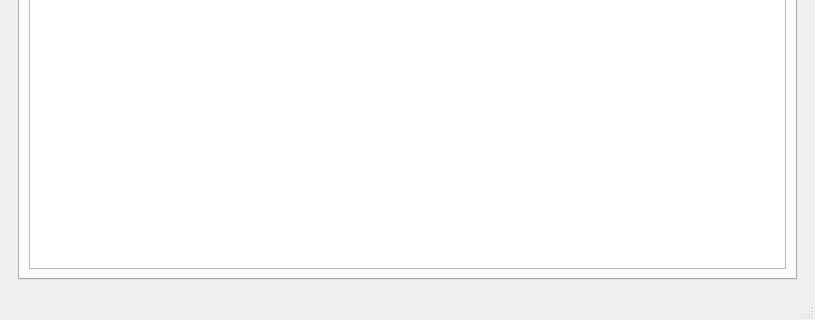
This is ui/interface.ui in diegotxegp/hamelin as Qt 5 draws it before an edit; both pictures show x 0 to 815 and y 310 to 630 of the 815 by 630 pixel window. The edited form follows.
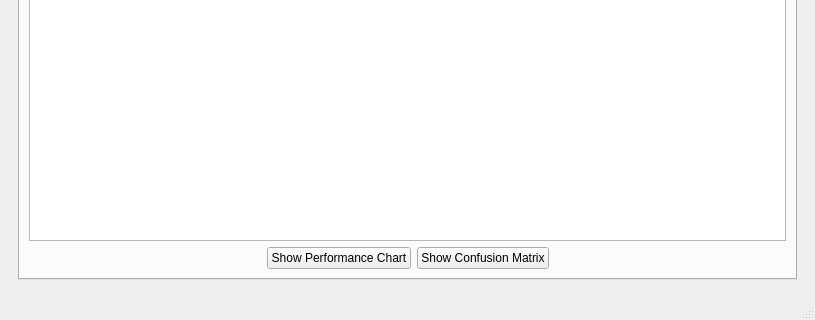
This is the edited form. The open tabs and pages were chosen to show the change.

Patch:
```diff
--- a/ui/interface.ui
+++ b/ui/interface.ui
@@ -787,6 +787,50 @@
               </property>
              </widget>
             </item>
+            <item row="1" column="0">
+             <layout class="QHBoxLayout" name="horizontalLayout_observational_outcome">
+              <item>
+               <spacer name="horizontalSpacer_observational_outcome_left">
+                <property name="orientation">
+                 <enum>Qt::Horizontal</enum>
+                </property>
+                <property name="sizeHint" stdset="0">
+                 <size>
+                  <width>40</width>
+                  <height>20</height>
+                 </size>
+                </property>
+               </spacer>
+              </item>
+              <item>
+               <widget class="QPushButton" name="pushButton_observational_performance">
+                <property name="text">
+                 <string>Show Performance Chart</string>
+                </property>
+               </widget>
+              </item>
+              <item>
+               <widget class="QPushButton" name="pushButton_observational_confusion_matrix">
+                <property name="text">
+                 <string>Show Confusion Matrix</string>
+                </property>
+               </widget>
+              </item>
+              <item>
+               <spacer name="horizontalSpacer_observational_outcome_right">
+                <property name="orientation">
+                 <enum>Qt::Horizontal</enum>
+                </property>
+                <property name="sizeHint" stdset="0">
+                 <size>
+                  <width>40</width>
+                  <height>20</height>
+                 </size>
+                </property>
+               </spacer>
+              </item>
+             </layout>
+            </item>
            </layout>
           </widget>
          </widget>
```
Left out of the diff: 88 changed lines with no effect on the pictures.
